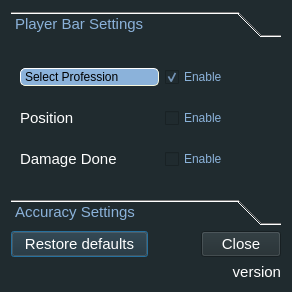
Above: configurator.ui from Tyrox92/Gw2SPECS before the change. Below: the same form after it.
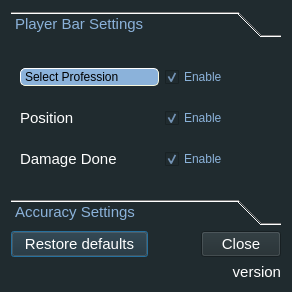
That is the form after the change. The open tabs and pages were chosen to show the change.

Commit message: condidps fixed, bar (pos+dmg) checkboxs are enabled

What changed in the file:
```diff
--- a/configurator.ui
+++ b/configurator.ui
@@ -145,7 +145,7 @@
           <string>Enable</string>
          </property>
          <property name="checked">
-          <bool>false</bool>
+          <bool>true</bool>
          </property>
         </widget>
        </item>
@@ -316,7 +316,7 @@
           <string>Enable</string>
          </property>
          <property name="checked">
-          <bool>false</bool>
+          <bool>true</bool>
          </property>
         </widget>
        </item>
```
Left out of the diff: 2 changed lines with no effect on the pictures. The commit also changes 1 other file.
